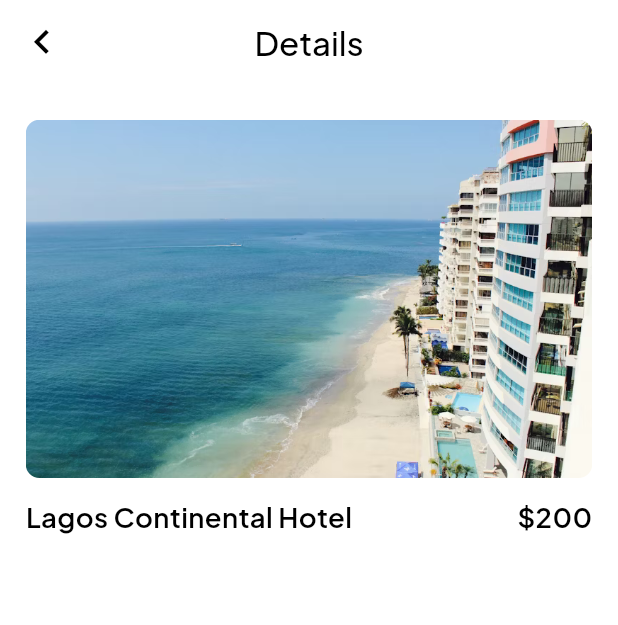
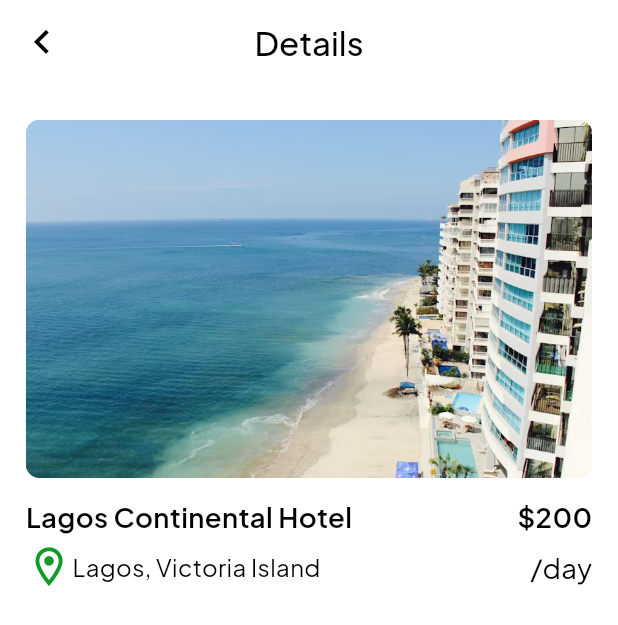
Before and after one commit to OstrichFarmer/hotel_it, a Flutter app: the HotelDetailView screen opened by its route, on a phone screen of 412 x 824 dp. Shown: the top 625 px of the screen. Run offline on Flutter 3.47's test engine with Material 3 defaults, Android fonts, the phone set to English and light mode, and no system bars; our stand-ins replace dropdown_button2, flutter_calendar_carousel, flutter_screenutil, google_fonts, logger, stacked and 2 more.

Commit message:
continued implementation

```diff
--- a/lib/views/hotel_detail/hotel_detail_view.dart
+++ b/lib/views/hotel_detail/hotel_detail_view.dart
@@ -69,7 +69,35 @@ class HotelDetailView extends StatelessWidget {
                           fontSize: 16.sp, fontWeight: FontWeight.w600),
                     )
                   ],
-                )
+                ),
+                SizedBox(
+                  height: 5.h,
+                ),
+                Row(
+                  mainAxisAlignment: MainAxisAlignment.spaceBetween,
+                  children: [
+                    Row(
+                      children: [
+                        Icon(
+                          Icons.location_on_outlined,
+                          size: 26.h,
+                          color: Theme.of(context).colorScheme.onSecondaryFixed,
+                        ),
+                        Text(
+                          "Lagos, Victoria Island",
+                          style: GoogleFonts.plusJakartaSans(
+                            fontSize: 14.sp,
+                          ),
+                        ),
+                      ],
+                    ),
+                    Text(
+                      "/day",
+                      style: GoogleFonts.plusJakartaSans(
+                          fontSize: 16.sp, fontWeight: FontWeight.w400),
+                    )
+                  ],
+                ),
               ],
             ),
           ),
```
